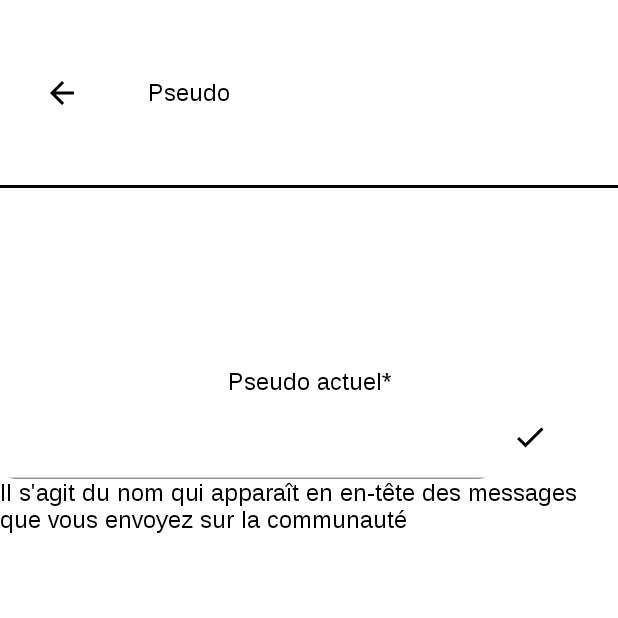
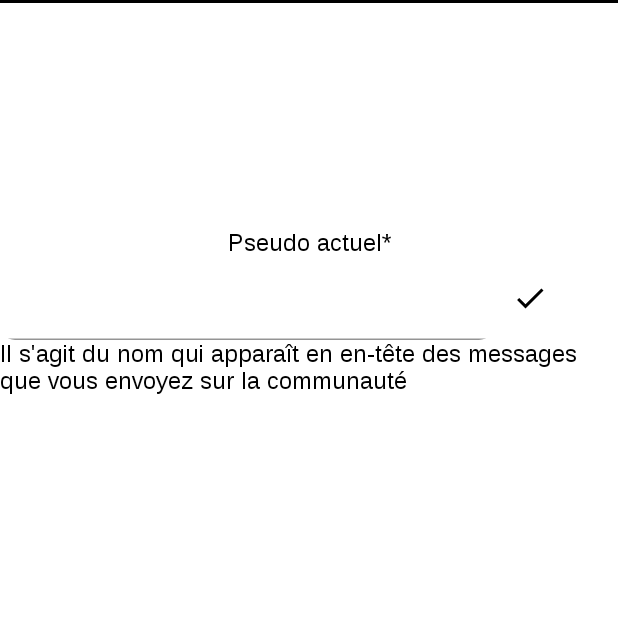
Before and after one commit to Minibuz/ChatAvion-Client, an Android app built with Jetpack Compose: the composable UserParameter called with empty values, on a phone screen of 412 x 824 dp, the top half of it. Run offline under Robolectric (Android 15) with nearby library versions, the phone set to English and light mode, and no system bars; our stand-ins replace Room's generated code, livedata-compose.

```diff
--- a/app/src/main/java/fr/chatavion/client/ui/view/ParametersInstance.kt
+++ b/app/src/main/java/fr/chatavion/client/ui/view/ParametersInstance.kt
@@ -1,11 +1,9 @@
 package fr.chatavion.client.ui.view
 
-import android.util.Log
 import androidx.compose.foundation.layout.*
 import androidx.compose.foundation.shape.RoundedCornerShape
 import androidx.compose.material.*
 import androidx.compose.material.icons.Icons
-import androidx.compose.material.icons.filled.ArrowBack
 import androidx.compose.material.icons.filled.Done
 import androidx.compose.runtime.*
 import androidx.compose.runtime.livedata.observeAsState
@@ -46,45 +44,6 @@ fun UserParameter(
         color = MaterialTheme.colors.background
     ) {
         Column(modifier = Modifier.fillMaxSize()) {
-            Row(
-                modifier = Modifier
-                    .fillMaxWidth()
-                    .fillMaxHeight(0.15f)
-                    .align(Alignment.CenterHorizontally)
-            ) {
-                Surface(
-                    color = MaterialTheme.colors.background,
-                    modifier = Modifier
-                        .fillMaxSize()
-                ) {
-                    Row(
-                    ) {
-                        IconButton(
-                            onClick = {
-                                Log.i("userParameter", "User parameter")
-                                onClose()
-                            },
-                            modifier = Modifier
-                                .fillMaxWidth(0.2f)
-                                .align(Alignment.CenterVertically),
-                            content = {
-                                Icon(
-                                    Icons.Filled.ArrowBack,
-                                    "arrowBack",
-                                    tint = MaterialTheme.colors.onBackground
-                                )
-                            }
-                        )
-                        Text(
-                            color = MaterialTheme.colors.onBackground,
-                            text = "Pseudo",
-                            modifier = Modifier
-                                .padding(16.dp)
-                                .align(Alignment.CenterVertically)
-                        )
-                    }
-                }
-            }
             Divider(
                 thickness = 2.dp,
                 color = MaterialTheme.colors.onBackground
@@ -93,9 +52,6 @@ fun UserParameter(
                 modifier = Modifier
                     .fillMaxHeight(2 / 4f)
                     .align(Alignment.CenterHorizontally)
-            ) {
-                Surface(
-                    color = MaterialTheme.colors.background
             ) {
                 Column(
                     verticalArrangement = Arrangement.Center,
@@ -171,4 +127,3 @@ fun UserParameter(
         }
     }
 }
-}
```
Also changed, not shown: app/src/main/java/fr/chatavion/client/ui/view/TchatView.kt (+19 -8 lines). Lines whose indentation alone changed are shown as unchanged.
